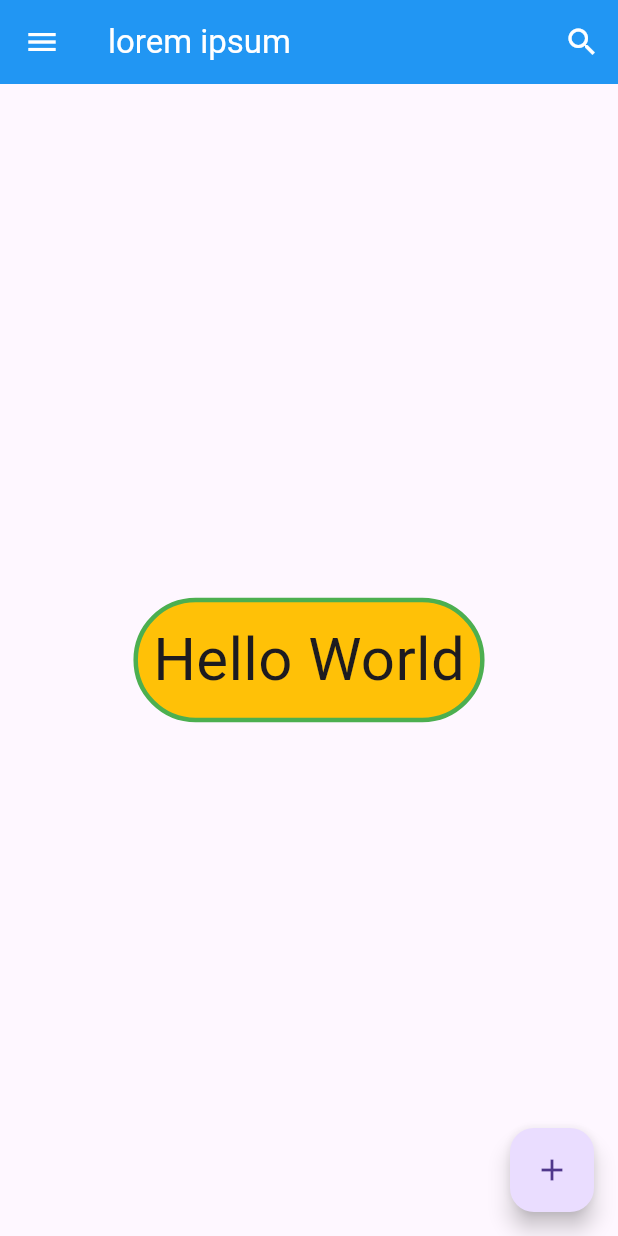
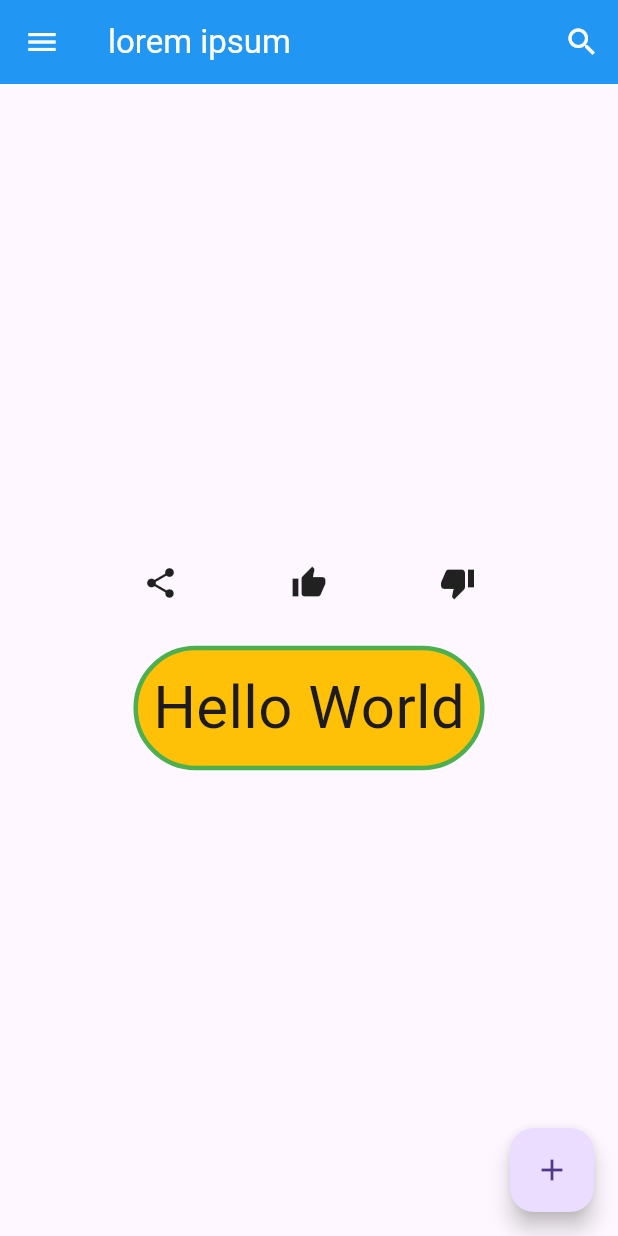
Before and after one commit to Anjasfedo/flutter_dicoding, a Flutter app: the screen it shows after launch, on a phone screen of 412 x 824 dp. Run offline on Flutter 3.47's test engine with Material 3 defaults, Android fonts, the phone set to English and light mode, and no system bars.

Commit message:
feat: row & column

```diff
--- a/lib/main.dart
+++ b/lib/main.dart
@@ -92,7 +92,24 @@ class FirstScreen extends StatelessWidget {
           backgroundColor: Colors.blue,
         ),
         body: Center(
-          child: Container(
+          child: Column(
+            mainAxisAlignment: MainAxisAlignment.center,
+            children: [
+              Container(
+                padding: const EdgeInsets.all(10),
+                margin: const EdgeInsets.all(10),
+
+                // color: Colors.blue,
+                child: const Row(
+                  mainAxisAlignment: MainAxisAlignment.spaceEvenly,
+                  children: [
+                    Icon(Icons.share),
+                    Icon(Icons.thumb_up),
+                    Icon(Icons.thumb_down),
+                  ],
+                ),
+              ),
+              Container(
                 padding: const EdgeInsets.all(10),
                 margin: const EdgeInsets.all(10),
                 decoration: BoxDecoration(
@@ -118,6 +135,8 @@ class FirstScreen extends StatelessWidget {
                   style: TextStyle(fontSize: 40),
                 ),
               ),
+            ],
+          ),
         ),
         floatingActionButton: FloatingActionButton(
             onPressed: () {},
```
Lines whose indentation alone changed are shown as unchanged.
